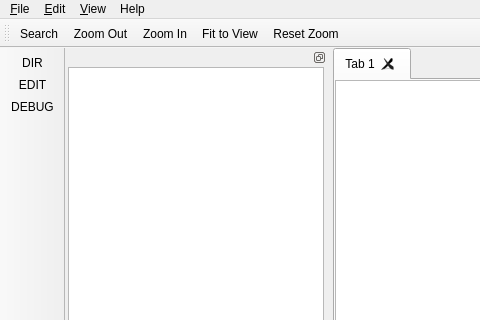
Qt form src/view/ui/main.ui (igor-krechetov/hsm-ide) before a commit; both pictures show x 0 to 480 and y 0 to 320 of the 947 by 687 pixel window.
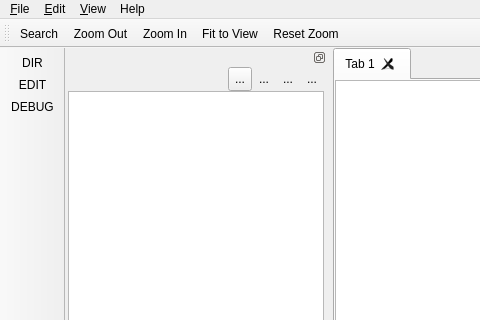
The same form after that commit. The open tabs and pages were chosen to show the change. Icons and pictures are not drawn. Custom widgets are drawn as their Qt base class.

Patch:
```diff
--- a/src/view/ui/main.ui
+++ b/src/view/ui/main.ui
@@ -403,7 +403,149 @@
           <number>0</number>
          </property>
          <item>
-          <widget class="QTreeView" name="workspaceTree">
+          <layout class="QHBoxLayout" name="horizontalLayout">
+           <property name="spacing">
+            <number>0</number>
+           </property>
+           <item>
+            <spacer name="horizontalSpacer">
+             <property name="orientation">
+              <enum>Qt::Horizontal</enum>
+             </property>
+             <property name="sizeHint" stdset="0">
+              <size>
+               <width>40</width>
+               <height>20</height>
+              </size>
+             </property>
+            </spacer>
+           </item>
+           <item>
+            <widget class="QToolButton" name="btnShowEmptyFolders">
+             <property name="minimumSize">
+              <size>
+               <width>24</width>
+               <height>24</height>
+              </size>
+             </property>
+             <property name="toolTip">
+              <string>Show empty folders</string>
+             </property>
+             <property name="styleSheet">
+              <string notr="true">padding: 0px;</string>
+             </property>
+             <property name="text">
+              <string>...</string>
+             </property>
+             <property name="icon">
+              <iconset resource="../res/resources.qrc">
+               <normaloff>:/icons/side-bar/workdir/side-bar/workdir/show_empty_folders.png</normaloff>:/icons/side-bar/workdir/side-bar/workdir/show_empty_folders.png</iconset>
+             </property>
+             <property name="iconSize">
+              <size>
+               <width>20</width>
+               <height>20</height>
+              </size>
+             </property>
+             <property name="checkable">
+              <bool>true</bool>
+             </property>
+            </widget>
+           </item>
+           <item>
+            <widget class="QToolButton" name="btnCreateWorkspaceFile">
+             <property name="minimumSize">
+              <size>
+               <width>24</width>
+               <height>24</height>
+              </size>
+             </property>
+             <property name="toolTip">
+              <string>Create file</string>
+             </property>
+             <property name="styleSheet">
+              <string notr="true">padding: 0px;</string>
+             </property>
+             <property name="text">
+              <string>...</string>
+             </property>
+             <property name="icon">
+              <iconset resource="../res/resources.qrc">
+               <normaloff>:/icons/side-bar/workdir/side-bar/workdir/create_file.png</normaloff>:/icons/side-bar/workdir/side-bar/workdir/create_file.png</iconset>
+             </property>
+             <property name="iconSize">
+              <size>
+               <width>20</width>
+               <height>20</height>
+              </size>
+             </property>
+             <property name="autoRaise">
+              <bool>true</bool>
+             </property>
+            </widget>
+           </item>
+           <item>
+            <widget class="QToolButton" name="btnCreateWorkspaceFolder">
+             <property name="minimumSize">
+              <size>
+               <width>24</width>
+               <height>24</height>
+              </size>
+             </property>
+             <property name="toolTip">
+              <string>Create folder</string>
+             </property>
+             <property name="text">
+              <string>...</string>
+             </property>
+             <property name="icon">
+              <iconset resource="../res/resources.qrc">
+               <normaloff>:/icons/side-bar/workdir/side-bar/workdir/create_folder.png</normaloff>:/icons/side-bar/workdir/side-bar/workdir/create_folder.png</iconset>
+             </property>
+             <property name="iconSize">
+              <size>
+               <width>20</width>
+               <height>20</height>
+              </size>
+             </property>
+             <property name="autoRaise">
+              <bool>true</bool>
+             </property>
+            </widget>
+           </item>
+           <item>
+            <widget class="QToolButton" name="btnCollapseWorkspace">
+             <property name="minimumSize">
+              <size>
+               <width>24</width>
+               <height>24</height>
+              </size>
+             </property>
+             <property name="toolTip">
+              <string>Collapse folders</string>
+             </property>
+             <property name="text">
+              <string>...</string>
+             </property>
+             <property name="icon">
+              <iconset resource="../res/resources.qrc">
+               <normaloff>:/icons/side-bar/workdir/side-bar/workdir/collapse_folders.png</normaloff>:/icons/side-bar/workdir/side-bar/workdir/collapse_folders.png</iconset>
+             </property>
+             <property name="iconSize">
+              <size>
+               <width>20</width>
+               <height>20</height>
+              </size>
+             </property>
+             <property name="autoRaise">
+              <bool>true</bool>
+             </property>
+            </widget>
+           </item>
+          </layout>
+         </item>
+         <item>
+          <widget class="WorkspaceView" name="workspaceTree">
            <property name="headerHidden">
             <bool>true</bool>
            </property>
@@ -736,6 +878,11 @@
    <extends>QTableView</extends>
    <header>view/widgets/HsmPropertiesTableView.hpp</header>
   </customwidget>
+  <customwidget>
+   <class>WorkspaceView</class>
+   <extends>QTreeView</extends>
+   <header>view/widgets/WorkspaceView.hpp</header>
+  </customwidget>
  </customwidgets>
  <resources>
   <include location="../res/resources.qrc"/>
```
Left out of the diff: 19 changed lines with no effect on the pictures.
